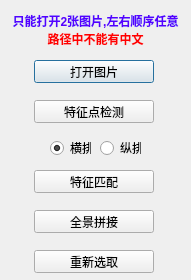
The window that uVision/uVision/siftmatch.ui (githubcjl/uVision_cjl) describes before a commit, drawn with Qt 5.
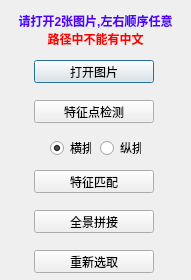
The same window after the commit.

```diff
--- a/uVision/uVision/siftmatch.ui
+++ b/uVision/uVision/siftmatch.ui
@@ -124,7 +124,7 @@
 &lt;html&gt;&lt;head&gt;&lt;meta name=&quot;qrichtext&quot; content=&quot;1&quot; /&gt;&lt;style type=&quot;text/css&quot;&gt;
 p, li { white-space: pre-wrap; }
 &lt;/style&gt;&lt;/head&gt;&lt;body style=&quot; font-family:'SimSun'; font-size:9pt; font-weight:400; font-style:normal;&quot;&gt;
-&lt;p style=&quot; margin-top:0px; margin-bottom:0px; margin-left:0px; margin-right:0px; -qt-block-indent:0; text-indent:0px;&quot;&gt;&lt;span style=&quot; font-weight:600; color:#5500ff;&quot;&gt;只能打开2张图片,左右顺序任意&lt;/span&gt;&lt;/p&gt;
+&lt;p style=&quot; margin-top:0px; margin-bottom:0px; margin-left:0px; margin-right:0px; -qt-block-indent:0; text-indent:0px;&quot;&gt;&lt;span style=&quot; font-weight:600; color:#5500ff;&quot;&gt;请打开2张图片,左右顺序任意&lt;/span&gt;&lt;/p&gt;
 &lt;p style=&quot; margin-top:0px; margin-bottom:0px; margin-left:0px; margin-right:0px; -qt-block-indent:0; text-indent:0px;&quot;&gt;&lt;span style=&quot; font-weight:600; color:#ff0000;&quot;&gt;路径中不能有中文&lt;/span&gt;&lt;/p&gt;&lt;/body&gt;&lt;/html&gt;</string>
    </property>
    <property name="textFormat">
```
